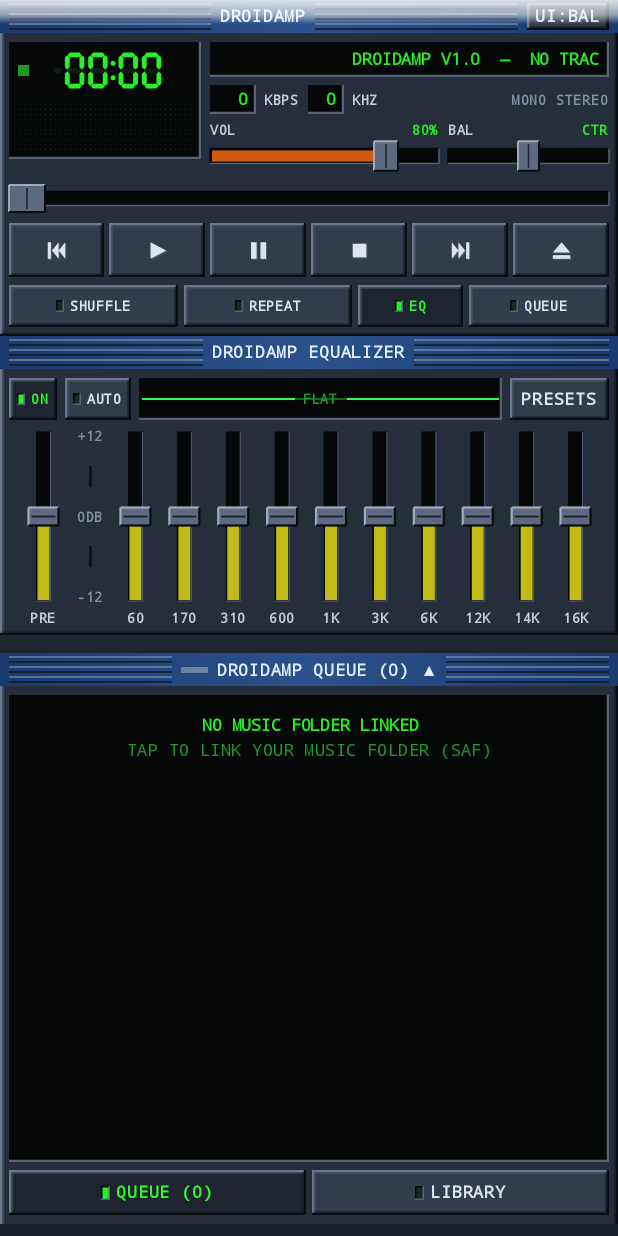
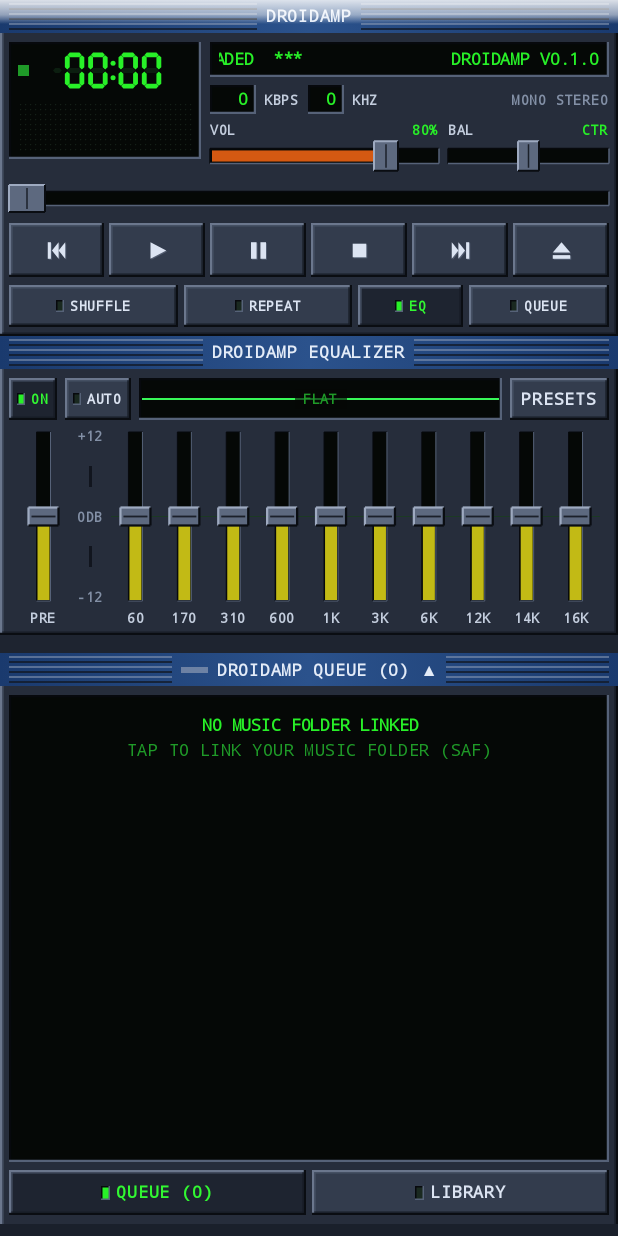
Before and after one commit to microtower00/droidamp, an Android app built with Jetpack Compose: the screen it shows after launch (MainActivity), on a phone screen of 412 x 824 dp. Run offline under Robolectric (Android 15) with nearby library versions, the phone set to English and light mode, and no system bars; 2 statements that could not run were skipped.

Commit message:
refactor(ui): remove Full-Bleed Option A prototype & lock Balanced Stereo-Tower Rack

```diff
--- a/app/src/main/java/com/droidamp/player/domain/model/LibraryItem.kt
+++ b/app/src/main/java/com/droidamp/player/domain/model/LibraryItem.kt
@@ -19,11 +19,6 @@ enum class LibraryViewLevel {
   ROOT,
   FOLDERS,
   PLAYLISTS,
-}
-
-enum class RestingLayoutVariant {
-  OPTION_A_SLIM_LIP,
-  OPTION_B_TAB_PEEK,
 }
 
 enum class PlaylistExportFormat(val extension: String, val mimeType: String) {
--- a/app/src/main/java/com/droidamp/player/ui/deck/MainDeckPanel.kt
+++ b/app/src/main/java/com/droidamp/player/ui/deck/MainDeckPanel.kt
@@ -27,7 +27,6 @@ import com.droidamp.player.domain.model.RepeatMode
 import com.droidamp.player.domain.model.VisualizerFrame
 import com.droidamp.player.domain.model.formatWinampDuration
 import com.droidamp.player.skin.LocalDroidAmpSkin
-import com.droidamp.player.ui.components.BeveledButton
 import com.droidamp.player.ui.components.BeveledIconButton
 import com.droidamp.player.ui.components.BeveledLedToggleButton
 import com.droidamp.player.ui.components.ChassisTitleBar
@@ -112,9 +111,6 @@ fun MainDeckPanel(
   onToggleEqVisible: () -> Unit,
   onTogglePlaylistSheet: () -> Unit,
   modifier: Modifier = Modifier,
-  spaciousMode: Boolean = false,
-  layoutVariantLabel: String? = null,
-  onToggleLayoutVariant: (() -> Unit)? = null,
 ) {
   val skin = LocalDroidAmpSkin.current
   var transientMarqueeOverride by remember { mutableStateOf<String?>(null) }
@@ -127,7 +123,7 @@ fun MainDeckPanel(
       val idx = (playbackState.currentIndex + 1).coerceAtLeast(1)
       "$idx. ${track.displayLabel} (${formatWinampDuration(track.durationMs)})  ***  "
     } else {
-      "DROIDAMP v1.0  —  NO TRACK LOADED  ***  "
+      "DROIDAMP v0.1.0-alpha.1  —  NO TRACK LOADED  ***  "
     }
 
   val durationMs = playbackState.durationMs.coerceAtLeast(1L)
@@ -138,32 +134,17 @@ fun MainDeckPanel(
       (playbackState.positionMs.toFloat() / durationMs.toFloat()).coerceIn(0f, 1f)
     }
 
-  val visualizerHeight = if (spaciousMode) 64.dp else 36.dp
-  val transportHeight = if (spaciousMode) 44.dp else 36.dp
-  val sliderHeight = if (spaciousMode) 28.dp else 24.dp
+  val visualizerHeight = 36.dp
+  val transportHeight = 36.dp
+  val sliderHeight = 24.dp
 
   HardwarePanel(modifier = modifier.fillMaxWidth()) {
     Column(modifier = Modifier.fillMaxWidth()) {
-      ChassisTitleBar(
-        title = "DROIDAMP",
-        trailingContent =
-          if (layoutVariantLabel != null && onToggleLayoutVariant != null) {
-            {
-              BeveledButton(
-                label = layoutVariantLabel,
-                onClick = onToggleLayoutVariant,
-                modifier = Modifier.height(18.dp),
-                contentPadding = PaddingValues(horizontal = 5.dp, vertical = 0.dp),
-              )
-            }
-          } else {
-            null
-          },
-      )
+      ChassisTitleBar(title = "DROIDAMP")
 
       Column(
         modifier = Modifier.fillMaxWidth().padding(skin.metrics.panelPadding),
-        verticalArrangement = Arrangement.spacedBy(if (spaciousMode) 7.dp else 5.dp),
+        verticalArrangement = Arrangement.spacedBy(5.dp),
       ) {
         // Row 1: Recessed VFD Clock + Visualizer (left) & Marquee + Bitrate/kHz/Stereo (right)
         Row(
@@ -349,7 +330,7 @@ fun MainDeckPanel(
             transientMarqueeOverride = null
           },
           trackStyle = SliderTrackStyle.SEEKBAR,
-          height = if (spaciousMode) 24.dp else 22.dp,
+          height = 22.dp,
           thumbWidth = 24.dp,
         )
 
--- a/app/src/main/java/com/droidamp/player/ui/rack/DroidAmpRackScreen.kt
+++ b/app/src/main/java/com/droidamp/player/ui/rack/DroidAmpRackScreen.kt
@@ -24,7 +24,6 @@ import androidx.compose.foundation.layout.asPaddingValues
 import androidx.compose.foundation.layout.fillMaxSize
 import androidx.compose.foundation.layout.fillMaxWidth
 import androidx.compose.foundation.layout.height
-import androidx.compose.foundation.layout.navigationBars
 import androidx.compose.foundation.layout.offset
 import androidx.compose.foundation.layout.statusBars
 import androidx.compose.foundation.layout.statusBarsPadding
@@ -50,7 +49,6 @@ import androidx.compose.ui.unit.dp
 import androidx.core.content.ContextCompat
 import androidx.lifecycle.compose.collectAsStateWithLifecycle
 import androidx.lifecycle.viewmodel.compose.viewModel
-import com.droidamp.player.domain.model.RestingLayoutVariant
 import com.droidamp.player.domain.model.StorageBackend
 import com.droidamp.player.skin.ClassicDroidAmpSkin
 import com.droidamp.player.skin.LocalDroidAmpSkin
@@ -193,8 +191,6 @@ fun DroidAmpRackScreen(
 
   val isDarkSystemTheme = isSystemInDarkTheme()
   val statusBarTopDp = WindowInsets.statusBars.asPaddingValues().calculateTopPadding()
-  val navBarBottomDp = WindowInsets.navigationBars.asPaddingValues().calculateBottomPadding()
-  val isFullBleed = uiState.restingLayoutVariant == RestingLayoutVariant.OPTION_A_SLIM_LIP
 
   BoxWithConstraints(
     modifier =
@@ -204,25 +200,8 @@ fun DroidAmpRackScreen(
   ) {
     val fullHeightPx = constraints.maxHeight.toFloat().coerceAtLeast(1f)
     val statusBarTopPx = with(density) { statusBarTopDp.toPx() }
-    val navBarBottomPx = with(density) { navBarBottomDp.toPx() }
-    val minBrowserHeightPx =
-      if (isFullBleed) {
-        with(density) { 82.dp.toPx() } + navBarBottomPx
-      } else {
-        with(density) { 180.dp.toPx() }
-      }
-    var deckHeightPx by remember { mutableFloatStateOf(with(density) { 270.dp.toPx() }) }
+    val minBrowserHeightPx = with(density) { 180.dp.toPx() }
     var instrumentHeightPx by remember { mutableFloatStateOf((fullHeightPx - minBrowserHeightPx).coerceAtLeast(1f)) }
-
-    // In Full-Bleed mode (UI:FULL), dynamically stretch the EQ slider bank to fill 100% of
-    // remaining space above the docked drawer handle + bottom tabs (zero empty black void!).
-    val eqChromeAndBufferPx = with(density) { (22.dp + 28.dp + 30.dp + skin.metrics.sheetSwipeBufferHeight).toPx() }
-    val dynamicFullBleedEqDp =
-      with(density) {
-        (fullHeightPx - statusBarTopPx - deckHeightPx - eqChromeAndBufferPx - minBrowserHeightPx)
-          .toDp()
-          .coerceIn(156.dp, 300.dp)
-      }
 
     // Maximum vertical pan distance leaves the expanded browser titlebar cleanly below the status bar
     val maxPanPx =
@@ -307,14 +286,6 @@ fun DroidAmpRackScreen(
         onCycleRepeat = viewModel::cycleRepeatMode,
         onToggleEqVisible = viewModel::toggleEqVisible,
         onTogglePlaylistSheet = viewModel::onQueueButtonPressed,
-        spaciousMode = isFullBleed,
-        layoutVariantLabel = if (isFullBleed) "UI:FULL" else "UI:BAL",
-        onToggleLayoutVariant = viewModel::toggleRestingLayoutVariant,
-        modifier =
-          Modifier.onGloballyPositioned { coords ->
-            val h = coords.size.height.toFloat()
-            if (h > 0f) deckHeightPx = h
-          },
       )
 
       AnimatedVisibility(
@@ -331,7 +302,7 @@ fun DroidAmpRackScreen(
           onApplyPreset = viewModel::applyEqPreset,
           availablePresets = uiState.availableEqPresets,
           autoEqStatusReadout = uiState.autoEqFeedbackMessage,
-          sliderBankHeight = if (isFullBleed) dynamicFullBleedEqDp else 132.dp,
+          sliderBankHeight = 132.dp,
         )
       }
 
--- a/app/src/main/java/com/droidamp/player/ui/rack/DroidAmpViewModel.kt
+++ b/app/src/main/java/com/droidamp/player/ui/rack/DroidAmpViewModel.kt
@@ -16,7 +16,6 @@ import com.droidamp.player.domain.model.LibraryViewLevel
 import com.droidamp.player.domain.model.PlaybackState
 import com.droidamp.player.domain.model.PlaylistExportFormat
 import com.droidamp.player.domain.model.PlaylistSortOrder
-import com.droidamp.player.domain.model.RestingLayoutVariant
 import com.droidamp.player.domain.model.SavedPlaylistEntry
 import com.droidamp.player.domain.model.SheetMode
 import com.droidamp.player.domain.model.StorageBackend
@@ -46,7 +45,6 @@ data class RackUiState(
   val sheetMode: SheetMode = SheetMode.PLAYLIST,
   val libraryTab: LibraryTab = LibraryTab.FOLDERS,
   val libraryViewLevel: LibraryViewLevel = LibraryViewLevel.ROOT,
-  val restingLayoutVariant: RestingLayoutVariant = RestingLayoutVariant.OPTION_B_TAB_PEEK,
   val folderContents: FolderContents = FolderContents.EMPTY,
   val playlists: List<SavedPlaylistEntry> = emptyList(),
   val selectedPlaylistIndices: Set<Int> = emptySet(),
@@ -259,18 +257,6 @@ class DroidAmpViewModel(
 
   fun toggleEqVisible() {
     _uiState.update { it.copy(isEqVisible = !it.isEqVisible) }
-  }
-
-  fun toggleRestingLayoutVariant() {
-    _uiState.update {
-      val next =
-        if (it.restingLayoutVariant == RestingLayoutVariant.OPTION_A_SLIM_LIP) {
-          RestingLayoutVariant.OPTION_B_TAB_PEEK
-        } else {
-          RestingLayoutVariant.OPTION_A_SLIM_LIP
-        }
-      it.copy(restingLayoutVariant = next)
-    }
   }
 
   fun expandSheetRememberedMode() {
```
Also changed, not shown: 2 other files.
